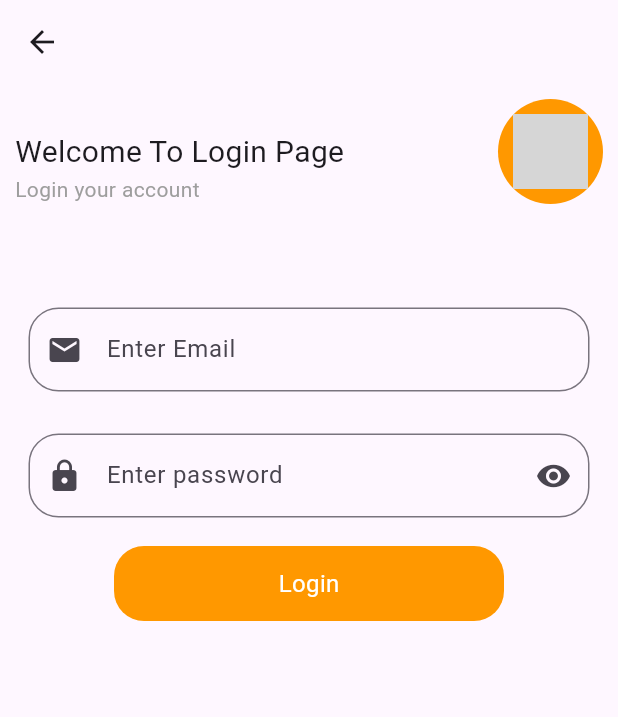
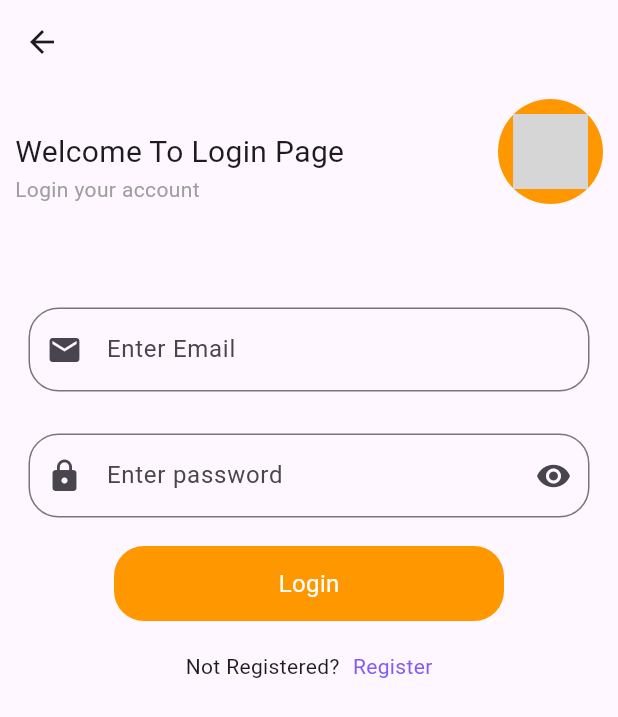
Before and after one commit to mdmehedidesktop-dotcom/login-screen, a Flutter app: the screen it shows after launch, on a phone screen of 412 x 824 dp. Shown: the top 717 px of the screen. Run offline on Flutter 3.47's test engine with Material 3 defaults, Android fonts, the phone set to English and light mode, and no system bars; network calls fail; grey boxes are pictures that could not be loaded.

Commit message:
Update project

```diff
--- a/lib/Login_Screen.dart
+++ b/lib/Login_Screen.dart
@@ -46,6 +46,7 @@ class _LoginScreenState extends State<LoginScreen> {
             MyTextField(email: TextEditingController(), hint: "Enter password", mLine: 1, icon: Icons.lock, suffixIcon: Icons.remove_red_eye),
             SizedBox(height: 10,),
             Center(
+              child: InkWell(
                 child: Container(
                   height: 50,
                   width: 260,
@@ -56,10 +57,17 @@ class _LoginScreenState extends State<LoginScreen> {
                   alignment: Alignment.center,
                   child: Text("Login",style: TextStyle(fontSize: 16,color: Colors.white),),
                 ),
-            )
-
-
-
+              ),
+            ),
+               SizedBox(height: 20,),
+               Row(
+                 mainAxisAlignment: MainAxisAlignment.center,
+                children: [
+                  Text("Not Registered? ",),
+                  SizedBox(width: 5,),
+                  Text("Register",style: TextStyle(color: Color(0XFF825CF7)),)
+                ],
+              ),
 
           ],
         ),
```
Lines whose indentation alone changed are shown as unchanged.
